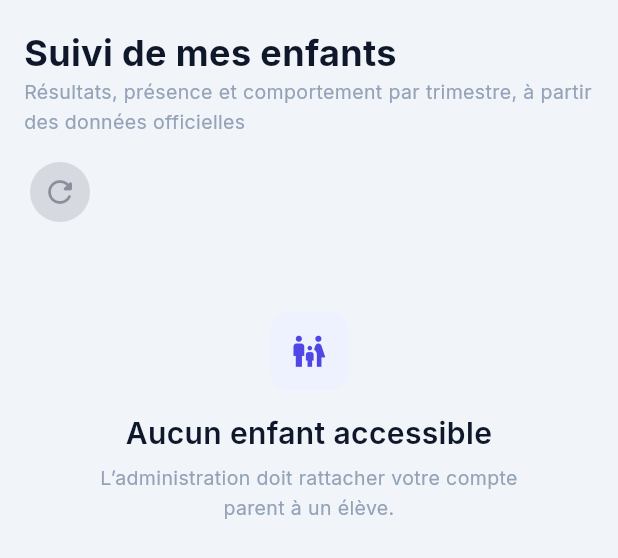
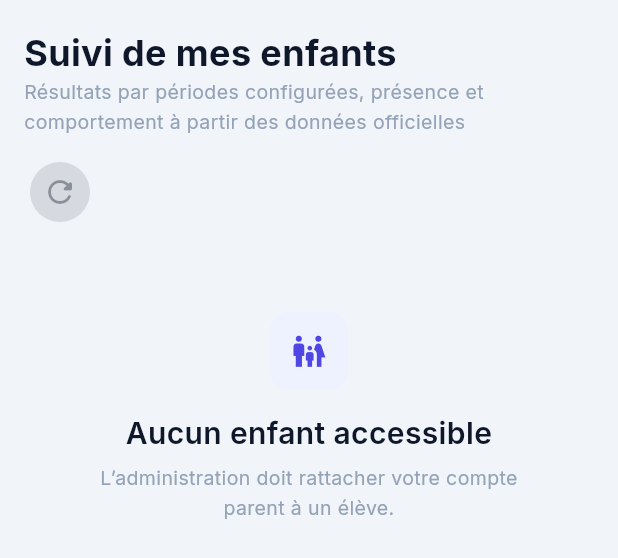
Before and after one commit to BLTDDHC/Saas_scolaire-, a Flutter app: the ParentTrackingPage widget shown alone on an empty page, opened directly, on a phone screen of 412 x 824 dp. Shown: the top 558 px of the screen. Run offline on Flutter 3.47's test engine with Material 3 defaults, Android fonts, the phone set to English and light mode, and no system bars; our stand-ins replace google_fonts, pdf, printing, shared_preferences; missing offline and left inert: dart:html; accounts and stored records are empty; network calls fail.

Commit message:
fix: remove trimester-only wording from parent results [skip ci]

```diff
--- a/lib/features/school/dashboard/parent_tracking_page.dart
+++ b/lib/features/school/dashboard/parent_tracking_page.dart
@@ -78,7 +78,7 @@ class _ParentTrackingPageState extends State<ParentTrackingPage> {
   Widget build(BuildContext context) => WorkspacePage(
         title: 'Suivi de mes enfants',
         subtitle:
-            'Résultats, présence et comportement par trimestre, à partir des données officielles',
+            'Résultats par périodes configurées, présence et comportement à partir des données officielles',
         actions: [
           IconButton.filledTonal(
             onPressed: _trackingRequest == null ? null : _retry,
@@ -194,7 +194,7 @@ class _ParentTrackingPageState extends State<ParentTrackingPage> {
       children: [
         AppCard(
           title: 'Évolution académique',
-          subtitle: 'Comparaison des trois trimestres publiés',
+          subtitle: 'Comparaison des périodes de résultats publiées',
           child: periods.isEmpty
               ? const Text('Aucun résultat officiel publié pour cette année.')
               : Wrap(
```
